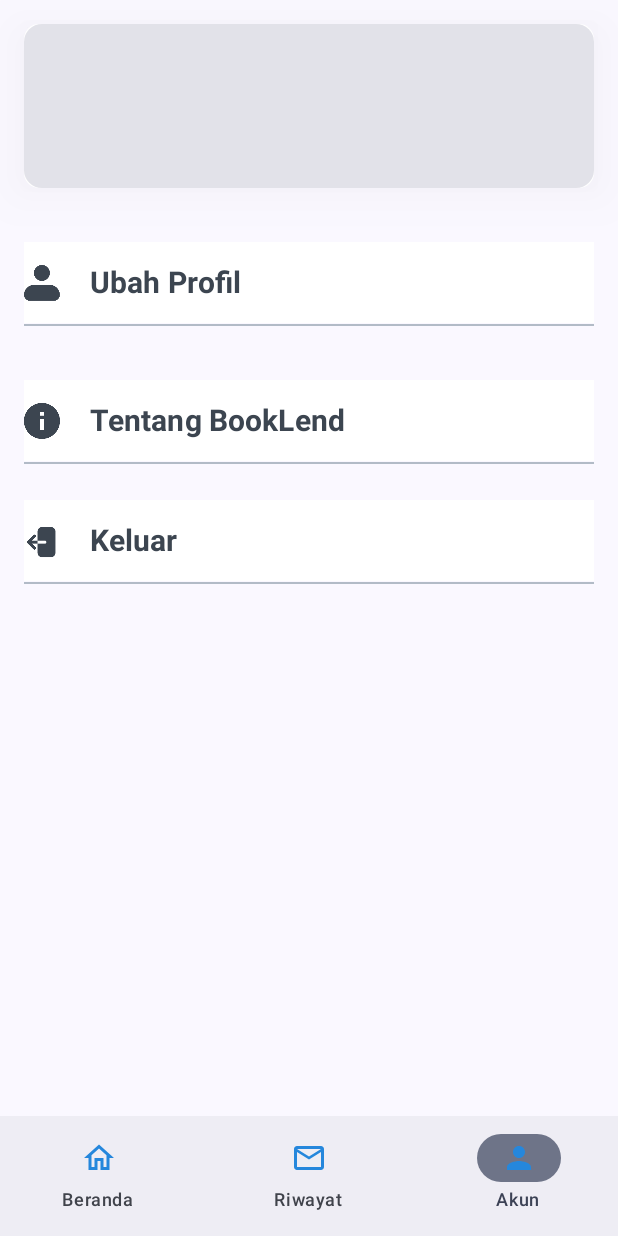
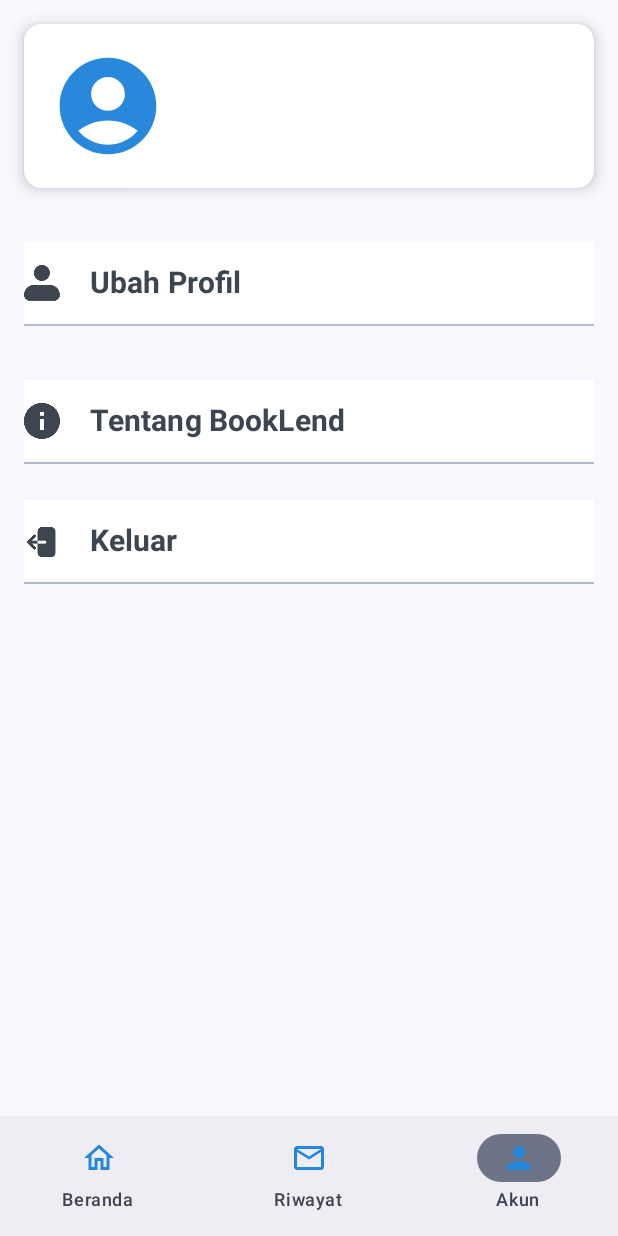
Before and after one commit to syfanadya/BookLend, an Android app built with Jetpack Compose: the UserAkunScreen screen opened through its navigation route, on a phone screen of 412 x 824 dp. Run offline under Robolectric (Android 15) with nearby library versions, the phone set to English and light mode, and no system bars; our stand-ins replace Room's generated code; Roboto replaces fonts that are not available here.

Commit message:
Perbaikan tampilan akun User dan konfirmasi password

```diff
--- a/app/src/main/java/org/d3if3128/booklend/ui/screen/UserAkunScreen.kt
+++ b/app/src/main/java/org/d3if3128/booklend/ui/screen/UserAkunScreen.kt
@@ -27,6 +27,7 @@ import androidx.compose.material3.BadgedBox
 import androidx.compose.material3.Button
 import androidx.compose.material3.ButtonDefaults
 import androidx.compose.material3.Card
+import androidx.compose.material3.CardDefaults
 import androidx.compose.material3.ExperimentalMaterial3Api
 import androidx.compose.material3.Icon
 import androidx.compose.material3.NavigationBar
@@ -42,7 +43,6 @@ import androidx.compose.runtime.saveable.rememberSaveable
 import androidx.compose.runtime.setValue
 import androidx.compose.ui.Alignment
 import androidx.compose.ui.Modifier
-import androidx.compose.ui.draw.shadow
 import androidx.compose.ui.graphics.Color
 import androidx.compose.ui.platform.LocalContext
 import androidx.compose.ui.res.painterResource
@@ -63,7 +63,7 @@ import org.d3if3128.booklend.ui.theme.BookLendTheme
 
 @OptIn(ExperimentalMaterial3Api::class)
 @Composable
-fun UserAkunScreen(navController: NavController, user: User? = null) {
+fun UserAkunScreen(navController: NavController) {
 
     val context = LocalContext.current
     val dataStore = UserDataStore(context)
@@ -192,12 +192,13 @@ fun UserAkunScreenContent(
                 modifier = Modifier
                     .fillMaxWidth()
                     .height(109.dp)
-                    .shadow(
-                        elevation = 20.dp,
-                        spotColor = Color(0x33000000),
-                        ambientColor = Color(0x33000000)
-                    )
-                    .background(color = Color(0xFFFFFFFF), shape = RoundedCornerShape(size = 10.dp))
+                    .background(color = Color(0xFFFFFFFF), shape = RoundedCornerShape(size = 10.dp)),
+                elevation = CardDefaults.cardElevation(
+                    defaultElevation = 6.dp
+                ),
+                colors = CardDefaults.cardColors(
+                    containerColor = Color.White,
+                )
             ) {
                 Row(
                     verticalAlignment = Alignment.CenterVertically,
@@ -205,6 +206,13 @@ fun UserAkunScreenContent(
                         .fillMaxSize()
                         .padding(16.dp) // Pastikan row mengisi penuh ukuran card dan beri padding agar tidak menempel ke tepi
                 ) {
+                    Icon(
+                        painter = painterResource(id = R.drawable.baseline_account_circle_24), // Ganti dengan ID resource logo Anda
+                        contentDescription = null,
+                        modifier = Modifier.size(80.dp),
+                        tint = Color.Unspecified
+                    )
+                    Spacer(modifier = Modifier.width(16.dp))
                     Column(
                         verticalArrangement = Arrangement.spacedBy(5.dp, Alignment.Top),
                         horizontalAlignment = Alignment.Start,
```
Also changed, not shown: app/src/main/java/org/d3if3128/booklend/ui/screen/RegisterScreen.kt (+11 -2 lines).
